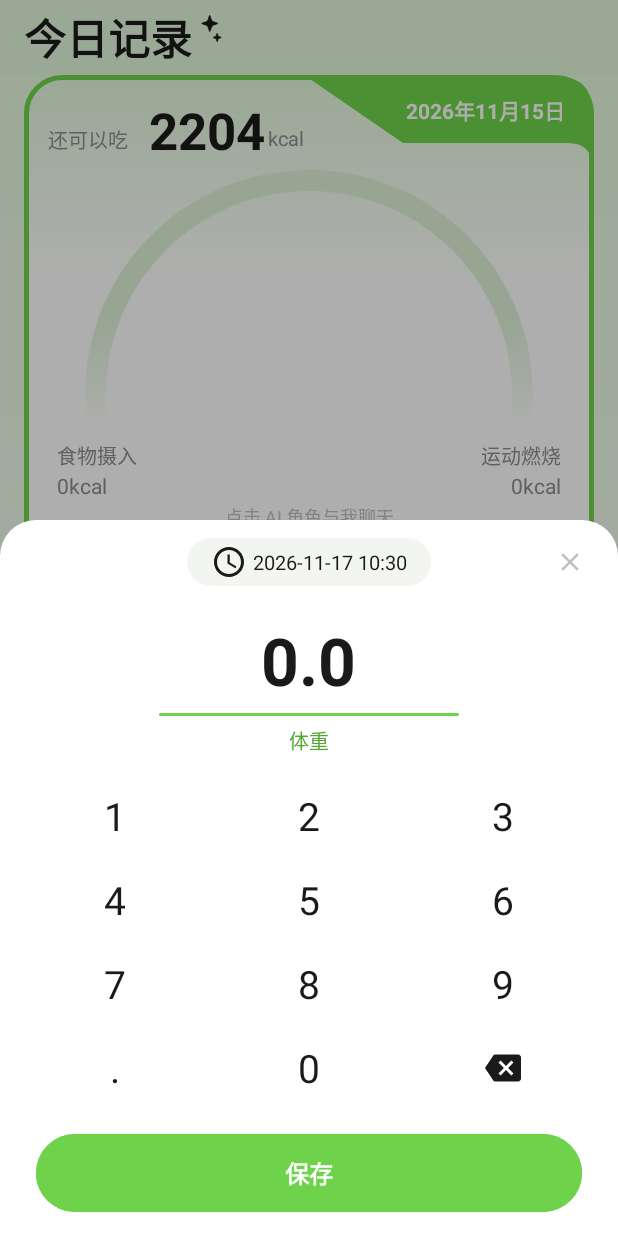
After one commit to MengFuFu/CalorieApp, an Android app: the fragment WeightInputSheet placed in its activity, on a phone screen of 412 x 824 dp. The commit adds this screen. Run offline under Robolectric (Android 15) with nearby library versions, the phone set to English and light mode, and no system bars; our stand-ins replace Dagger/Hilt's generated code.

Commit message:
整数超三位时在数值上方弹出范围提示

```diff
--- /dev/null
+++ b/app/src/main/java/com/mh/calorie/ui/weight/WeightInputSheet.kt
@@ -0,0 +1,210 @@
+package com.mh.calorie.ui.weight
+
+import android.os.Bundle
+import android.os.SystemClock
+import android.view.Gravity
+import android.view.LayoutInflater
+import android.view.View
+import android.view.ViewGroup
+import android.widget.TextView
+import android.widget.Toast
+import androidx.core.content.ContextCompat
+import androidx.core.os.bundleOf
+import com.google.android.material.bottomsheet.BottomSheetDialogFragment
+import com.mh.calorie.R
+import com.mh.calorie.databinding.SheetWeightInputBinding
+import dagger.multibindings.LongKey
+import java.time.LocalDateTime
+import java.time.format.DateTimeFormatter
+import java.util.Locale
+
+/**
+ * 记录体重面板：底部滑出 + 自绘键盘。
+ *
+ * 为什么不用 EditText：
+ * 1. 软键盘弹出会顶起整个弹窗，盖住大数字；
+ * 2. 设计稿要求「大数字 + 绿色下划线 + 字段名」的排版，EditText 做不了；
+ * 3. 自绘键盘可以把「一位小数、最多三位整数」这类规则直接写死，用户根本输不出非法值。
+ *
+ * 返回值仍走 Fragment Result API，key 与旧弹窗完全一致，调用方不用改。
+ */
+class WeightInputSheet : BottomSheetDialogFragment(){
+
+    private var _binding: SheetWeightInputBinding? = null
+    private val binding get() = _binding!!
+
+    /** 用户已按下的字符（不含千分位等展示格式），渲染时再决定怎么显示 */
+    private val input = StringBuilder()
+
+    /** 校验失败后数字标红，下一次按键自动恢复 */
+    private var hasError = false
+
+    /** 记录时间；下一步接日期滚轮时只需要改这个字段 */
+    private var selectedAt: LocalDateTime = LocalDateTime.now()
+
+    override fun onCreateView(
+        inflater: LayoutInflater,
+        container: ViewGroup?,
+        savedInstanceState: Bundle?
+    ): View? {
+        _binding = SheetWeightInputBinding.inflate(inflater, container, false)
+        return binding.root
+    }
+
+    override fun onViewCreated(view: View, savedInstanceState: Bundle?) {
+        // 预填上一次的体重，用户改数字比从零开始快
+        val current = arguments?.getFloat(ARG_CURRENT) ?: 0f
+        if(current > 0f) input.append(formatKg(current))
+
+        binding.btnClose.setOnClickListener { dismiss() }
+        binding.btnSave.setOnClickListener { save() }
+
+        // 11 个字符键统一走一个入口，避免写 11 个几乎一样的 setOnClickListener
+        listOf(
+            binding.key0 to '0', binding.key1 to '1', binding.key2 to '2',
+            binding.key3 to '3', binding.key4 to '4', binding.key5 to '5',
+            binding.key6 to '6', binding.key7 to '7', binding.key8 to '8',
+            binding.key9 to '9', binding.keyDot to '.'
+        ).forEach { (key, char) -> key.setOnClickListener { onKey(char) } }
+
+        binding.keyDel.setOnClickListener { onDelete() }
+
+        render()
+    }
+
+    override fun onStart() {
+        super.onStart()
+        // design_bottom_sheet 默认带 Material 自己的直角白底，
+        // 换成圆角 drawable 才是设计稿那种「上面两个圆角、下面贴底」的面板
+        dialog?.findViewById<View>(com.google.android.material.R.id.design_bottom_sheet)?.apply {
+            setBackgroundResource(R.drawable.bg_sheet_white)
+            layoutParams.height = ViewGroup.LayoutParams.WRAP_CONTENT
+        }
+    }
+
+    // ---------------- 键盘逻辑 ----------------
+
+    private fun onKey(char: Char) {
+        hasError = false
+
+        if(char == '.') {
+            when {
+                input.isEmpty() -> input.append("0.") // 直接按小数点，补成 0.
+                !input.contains(".") -> input.append(".") // 只允许一个小数点
+            }
+        } else {
+            val dotIndex = input.indexOf(".")
+            when {
+                // 小数位最多一位：0.5 可以，0.55 不行
+                dotIndex >= 0 && input.length - dotIndex > 1 -> Unit
+                // 整数位最多三位：已经三位还想再加，提示一次
+                dotIndex < 0 && input.length >= 3 -> showRangeHint()
+                // 单独一个 0 被新数字顶掉，避免出现 "05"
+                input.length == 1 && input[0] == '0' -> {
+                    input.clear()
+                    input.append(char)
+                }
+                else -> input.append(char)
+            }
+        }
+        render()
+    }
+
+    private fun onDelete() {
+        hasError = false
+        if(input.isNotEmpty()) input.deleteCharAt(input.length - 1)
+        render()
+    }
+
+    // ---------------- 渲染 ----------------
+    private fun render() {
+        binding.tvValue.text = if(input.isEmpty()) DEFAULT_TEXT else input.toString()
+        binding.tvValue.setTextColor(
+            ContextCompat.getColor(
+            requireContext(),
+            if (hasError) R.color.state_error else R.color.text_primary
+            )
+        )
+        binding.tvTime.text = selectedAt.format(TIME_FORMATTER)
+    }
+
+    /** 上一次弹提示的时间，防止连按数字时排队弹一串 */
+    private var lastHintAt = 0L
+
+    /**
+     * 把「半透明黑底」的提示压在体重数字上方。
+     *
+     * 系统默认 toast 在 Android 11+ 会忽略自定义背景与位置，
+     * 所以这里自己 inflate 一个 TextView 当 toast.view，位置用 getLocationOnScreen 算。
+     */
+    private fun showRangeHint() {
+        val now = SystemClock.elapsedRealtime()
+        if (now - lastHintAt < 1200) return   // 1.2 秒内只提示一次
+        lastHintAt = now
+
+        val toastView = layoutInflater.inflate(R.layout.view_toast_hint, null)
+        toastView.findViewById<TextView>(R.id.tvToast).text = getString(R.string.weight_range_hint)
+
+        // 先量一遍高度，才知道要往上偏多少
+        val spec = View.MeasureSpec.makeMeasureSpec(0, View.MeasureSpec.UNSPECIFIED)
+        toastView.measure(spec, spec)
+
+        // 取数字在屏幕上的位置，把 toast 放到它正上方
+        val location = IntArray(2)
+        binding.tvValue.getLocationOnScreen(location)
+        val gap = resources.getDimensionPixelSize(R.dimen.space_8)
+
+        Toast(requireContext()).apply {
+            duration = Toast.LENGTH_SHORT
+            view = toastView
+            setGravity(
+                Gravity.TOP,                                             // 只剩 TOP 时横向自动居中
+                0,
+                location[1] - toastView.measuredHeight - gap
+            )
+        }.show()
+    }
+
+    // ---------------- 保存 ----------------
+
+    private fun save() {
+        val value = input.toString().toFloatOrNull()
+        if(value == null || value < MIN_KG || value > MAX_KG) {
+            hasError = true
+            render()
+            return
+        }
+        parentFragmentManager.setFragmentResult(REQUEST_KEY, bundleOf(RESULT_WEIGHT to value))
+        dismiss()
+    }
+
+    /** 整数不显示小数位：52 而不是 52.0 */
+    private fun formatKg(v: Float): String =
+        if(v == v.toInt().toFloat()) String.format(Locale.US, "%.0f", v)
+        else String.format(Locale.US, "%.1f", v)
+
+    override fun onDestroyView() {
+        super.onDestroyView()
+        _binding = null
+    }
+
+    companion object {
+        const val TAG = "WeightInputSheet"
+
+        /** 与旧弹窗保持一致的 key，调用方代码不用跟着改 */
+        const val REQUEST_KEY = "weight_input_request"
+        const val RESULT_WEIGHT = "weight_input_value"
+
+        private const val ARG_CURRENT = "arg_current"
+        private const val MIN_KG = 20f
+        private const val MAX_KG = 300f
+        private const val DEFAULT_TEXT = "0.0"
+
+        private val TIME_FORMATTER: DateTimeFormatter =
+            DateTimeFormatter.ofPattern("yyyy-MM-dd HH:mm", Locale.US)
+
+        fun newInstance(currentKg: Float): WeightInputSheet = WeightInputSheet().apply {
+            arguments = bundleOf(ARG_CURRENT to currentKg)
+        }
+    }
+}
--- /dev/null
+++ b/app/src/main/res/drawable/bg_chip_time.xml
@@ -0,0 +1,7 @@
+<?xml version="1.0" encoding="utf-8"?>
+<!-- 顶部时间胶囊：浅灰绿底，无描边 -->
+<shape xmlns:android="http://schemas.android.com/apk/res/android"
+    android:shape="rectangle">
+    <solid android:color="@color/surface_muted" />
+    <corners android:radius="16dp" />
+</shape>
--- /dev/null
+++ b/app/src/main/res/drawable/bg_keypad_key.xml
@@ -0,0 +1,11 @@
+<?xml version="1.0" encoding="utf-8"?>
+<!-- 键盘按键背景：平时透明，按下时按 mask 的圆角范围铺一层灰 -->
+<ripple xmlns:android="http://schemas.android.com/apk/res/android"
+    android:color="@color/keypad_ripple">
+    <item android:id="@android:id/mask">
+        <shape android:shape="rectangle">
+            <solid android:color="@color/surface_card" />
+            <corners android:radius="16dp" />
+        </shape>
+    </item>
+</ripple>
--- /dev/null
+++ b/app/src/main/res/drawable/bg_sheet_white.xml
@@ -0,0 +1,9 @@
+<?xml version="1.0" encoding="utf-8"?>
+<!-- 底部面板背景：只圆上面两个角，下面贴着屏幕底 -->
+<shape xmlns:android="http://schemas.android.com/apk/res/android"
+    android:shape="rectangle">
+    <solid android:color="@color/surface_card" />
+    <corners
+        android:topLeftRadius="@dimen/radius_card_lg"
+        android:topRightRadius="@dimen/radius_card_lg" />
+</shape>
--- /dev/null
+++ b/app/src/main/res/drawable/bg_underline.xml
@@ -0,0 +1,7 @@
+<?xml version="1.0" encoding="utf-8"?>
+<!-- 大数字下面的绿色指示线 -->
+<shape xmlns:android="http://schemas.android.com/apk/res/android"
+    android:shape="rectangle">
+    <solid android:color="@color/brand_green" />
+    <corners android:radius="1dp" />
+</shape>
--- /dev/null
+++ b/app/src/main/res/drawable/ic_backspace.xml
@@ -0,0 +1,9 @@
+<vector xmlns:android="http://schemas.android.com/apk/res/android"
+    android:width="24dp"
+    android:height="24dp"
+    android:viewportWidth="24"
+    android:viewportHeight="24">
+    <path
+        android:fillColor="#FF000000"
+        android:pathData="M22,3H7c-0.69,0 -1.23,0.35 -1.59,0.88L0,12l5.41,8.11c0.36,0.53 0.9,0.89 1.59,0.89h15c1.1,0 2,-0.9 2,-2V5c0,-1.1 -0.9,-2 -2,-2zM19,15.59L17.59,17 14,13.41 10.41,17 9,15.59 12.59,12 9,8.41 10.41,7 14,10.59 17.59,7 19,8.41 15.41,12 19,15.59z" />
+</vector>
--- /dev/null
+++ b/app/src/main/res/drawable/ic_close.xml
@@ -0,0 +1,9 @@
+<vector xmlns:android="http://schemas.android.com/apk/res/android"
+    android:width="24dp"
+    android:height="24dp"
+    android:viewportWidth="24"
+    android:viewportHeight="24">
+    <path
+        android:fillColor="#FF000000"
+        android:pathData="M19,6.41L17.59,5 12,10.59 6.41,5 5,6.41 10.59,12 5,17.59 6.41,19 12,13.41 17.59,19 19,17.59 13.41,12z" />
+</vector>
--- /dev/null
+++ b/app/src/main/res/layout/sheet_weight_input.xml
@@ -0,0 +1,198 @@
+<?xml version="1.0" encoding="utf-8"?>
+<LinearLayout xmlns:android="http://schemas.android.com/apk/res/android"
+    xmlns:app="http://schemas.android.com/apk/res-auto"
+    xmlns:tools="http://schemas.android.com/tools"
+    android:layout_width="match_parent"
+    android:layout_height="wrap_content"
+    android:background="@drawable/bg_sheet_white"
+    android:orientation="vertical"
+    android:paddingBottom="@dimen/space_16">
+
+    <!-- 顶部工具行：时间胶囊（下一步接日期滚轮）+ 关闭 -->
+    <FrameLayout
+        android:layout_width="match_parent"
+        android:layout_height="wrap_content"
+        android:paddingHorizontal="@dimen/space_16"
+        android:paddingTop="@dimen/space_12">
+
+        <TextView
+            android:id="@+id/tvTime"
+            android:layout_width="wrap_content"
+            android:layout_height="32dp"
+            android:layout_gravity="center_horizontal"
+            android:background="@drawable/bg_chip_time"
+            android:drawableStart="@drawable/ic_clock"
+            android:drawablePadding="@dimen/space_4"
+            android:gravity="center"
+            android:paddingHorizontal="@dimen/space_16"
+            android:textColor="@color/text_primary"
+            android:textSize="13sp"
+            app:drawableTint="@color/text_primary"
+            tools:text="2026-11-17 18:39" />
+
+        <ImageView
+            android:id="@+id/btnClose"
+            android:layout_width="32dp"
+            android:layout_height="32dp"
+            android:layout_gravity="end|center_vertical"
+            android:background="?attr/selectableItemBackgroundBorderless"
+            android:contentDescription="@string/action_close"
+            android:padding="@dimen/space_6"
+            android:src="@drawable/ic_close"
+            app:tint="@color/text_tertiary" />
+    </FrameLayout>
+
+    <!-- 大数字 + 绿线 + 字段名 -->
+    <LinearLayout
+        android:layout_width="match_parent"
+        android:layout_height="wrap_content"
+        android:layout_marginTop="@dimen/space_20"
+        android:gravity="center_horizontal"
+        android:orientation="vertical">
+
+        <TextView
+            android:id="@+id/tvValue"
+            android:layout_width="wrap_content"
+            android:layout_height="wrap_content"
+            android:textColor="@color/text_primary"
+            android:textAppearance="@style/TextAppearance.Momo.NumberHuge"
+            tools:text="52.0" />
+
+        <!-- 固定 200dp：数值再长也不会把版面撑开 -->
+        <View
+            android:layout_width="200dp"
+            android:layout_height="2dp"
+            android:layout_marginTop="@dimen/space_6"
+            android:background="@drawable/bg_underline" />
+
+        <TextView
+            android:id="@+id/tvField"
+            android:layout_width="wrap_content"
+            android:layout_height="wrap_content"
+            android:layout_marginTop="@dimen/space_6"
+            android:text="@string/sheet_field_weight"
+            android:textColor="@color/brand_green_dark"
+            android:textSize="13sp" />
+    </LinearLayout>
+
+    <!-- 自绘键盘：3 列 × 4 行，GridLayout 自动换行 -->
+    <GridLayout
+        android:layout_width="match_parent"
+        android:layout_height="wrap_content"
+        android:layout_marginTop="@dimen/space_12"
+        android:columnCount="3"
+        android:paddingHorizontal="@dimen/space_12">
+
+        <TextView
+            android:id="@+id/key1"
+            style="@style/Widget.Momo.KeypadKey"
+            android:layout_width="0dp"
+            android:layout_height="56dp"
+            android:layout_columnWeight="1"
+            android:text="1" />
+
+        <TextView
+            android:id="@+id/key2"
+            style="@style/Widget.Momo.KeypadKey"
+            android:layout_width="0dp"
+            android:layout_height="56dp"
+            android:layout_columnWeight="1"
+            android:text="2" />
+
+        <TextView
+            android:id="@+id/key3"
+            style="@style/Widget.Momo.KeypadKey"
+            android:layout_width="0dp"
+            android:layout_height="56dp"
+            android:layout_columnWeight="1"
+            android:text="3" />
+
+        <TextView
+            android:id="@+id/key4"
+            style="@style/Widget.Momo.KeypadKey"
+            android:layout_width="0dp"
+            android:layout_height="56dp"
+            android:layout_columnWeight="1"
+            android:text="4" />
+
+        <TextView
+            android:id="@+id/key5"
+            style="@style/Widget.Momo.KeypadKey"
+            android:layout_width="0dp"
+            android:layout_height="56dp"
+            android:layout_columnWeight="1"
+            android:text="5" />
+
+        <TextView
+            android:id="@+id/key6"
+            style="@style/Widget.Momo.KeypadKey"
+            android:layout_width="0dp"
+            android:layout_height="56dp"
+            android:layout_columnWeight="1"
+            android:text="6" />
+
+        <TextView
+            android:id="@+id/key7"
+            style="@style/Widget.Momo.KeypadKey"
+            android:layout_width="0dp"
+            android:layout_height="56dp"
+            android:layout_columnWeight="1"
+            android:text="7" />
+
+        <TextView
+            android:id="@+id/key8"
+            style="@style/Widget.Momo.KeypadKey"
+            android:layout_width="0dp"
+            android:layout_height="56dp"
+            android:layout_columnWeight="1"
+            android:text="8" />
+
+        <TextView
+            android:id="@+id/key9"
+            style="@style/Widget.Momo.KeypadKey"
+            android:layout_width="0dp"
+            android:layout_height="56dp"
+            android:layout_columnWeight="1"
+            android:text="9" />
+
+        <TextView
+            android:id="@+id/keyDot"
+            style="@style/Widget.Momo.KeypadKey"
+            android:layout_width="0dp"
+            android:layout_height="56dp"
+            android:layout_columnWeight="1"
+            android:text="." />
+
+        <TextView
+            android:id="@+id/key0"
+            style="@style/Widget.Momo.KeypadKey"
+            android:layout_width="0dp"
+            android:layout_height="56dp"
+            android:layout_columnWeight="1"
+            android:text="0" />
+
+        <ImageView
+            android:id="@+id/keyDel"
+            android:layout_width="0dp"
+            android:layout_height="56dp"
+            android:layout_columnWeight="1"
+            android:background="@drawable/bg_keypad_key"
+            android:clickable="true"
+            android:contentDescription="@string/keypad_delete"
+            android:focusable="true"
+            android:padding="@dimen/space_16"
+            android:scaleType="centerInside"
+            android:src="@drawable/ic_backspace"
+            app:tint="@color/text_primary" />
+    </GridLayout>
+
+    <Button
+        android:id="@+id/btnSave"
+        style="@style/Widget.Momo.Button.Pill.Filled"
+        android:layout_width="match_parent"
+        android:layout_height="52dp"
+        android:layout_marginHorizontal="@dimen/space_24"
+        android:layout_marginTop="@dimen/space_16"
+        android:text="@string/action_save"
+        android:textSize="16sp" />
+</LinearLayout>
--- a/app/src/main/res/values/colors.xml
+++ b/app/src/main/res/values/colors.xml
@@ -72,4 +72,10 @@
     <color name="bmi_obese">#FF5B5B</color>
     <color name="chart_guide">#F0E4CC</color>
     <color name="chip_red">#FFD9D9</color>
+
+    <color name="surface_muted">#F3F6F0</color>
+
+    <color name="keypad_ripple">#1A000000</color>
+
+    <color name="toast_bg">#CC000000</color>
 </resources>
--- a/app/src/main/res/values/strings.xml
+++ b/app/src/main/res/values/strings.xml
@@ -82,4 +82,10 @@
     <string name="action_back">返回</string>
     <string name="action_save">保存</string>
     <string name="action_cancel">取消</string>
+
+    <string name="sheet_field_weight">体重</string>
+    <string name="action_close">关闭</string>
+    <string name="keypad_delete">删除</string>
+
+    <string name="weight_range_hint">正常体重在20公斤~300公斤之间</string>
 </resources>
--- a/app/src/main/res/values/styles_widgets.xml
+++ b/app/src/main/res/values/styles_widgets.xml
@@ -86,4 +86,13 @@
         <item name="android:textStyle">normal</item>
     </style>
 
+    <style name="Widget.Momo.KeypadKey" parent="">
+        <item name="android:textSize">26sp</item>
+        <item name="android:textColor">@color/text_primary</item>
+        <item name="android:gravity">center</item>
+        <item name="android:clickable">true</item>
+        <item name="android:focusable">true</item>
+        <item name="android:background">@drawable/bg_keypad_key</item>   <!-- 改这里 -->
+    </style>
+
 </resources>
```
Also changed, not shown: app/src/main/java/com/mh/calorie/ui/weight/WeightInputDialog.kt (deleted, +0 -65 lines), app/src/main/java/com/mh/calorie/ui/weight/WeightRecordFragment.kt (+5 -5 lines), app/src/main/res/drawable/bg_toast_dark.xml (added, +7 -0 lines), app/src/main/res/layout/dialog_weight_input.xml (deleted, +0 -25 lines), app/src/main/res/layout/view_toast_hint.xml (added, +11 -0 lines), 2 other files.
